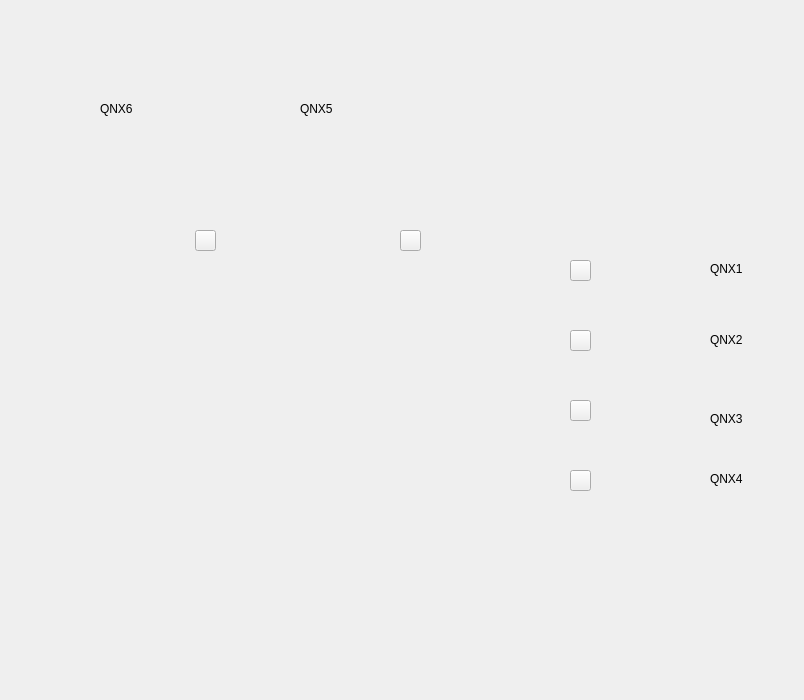
This is gui/sistemadatos.ui in joselp/observe-qt as Qt 5 draws it before an edit. The edited form follows.
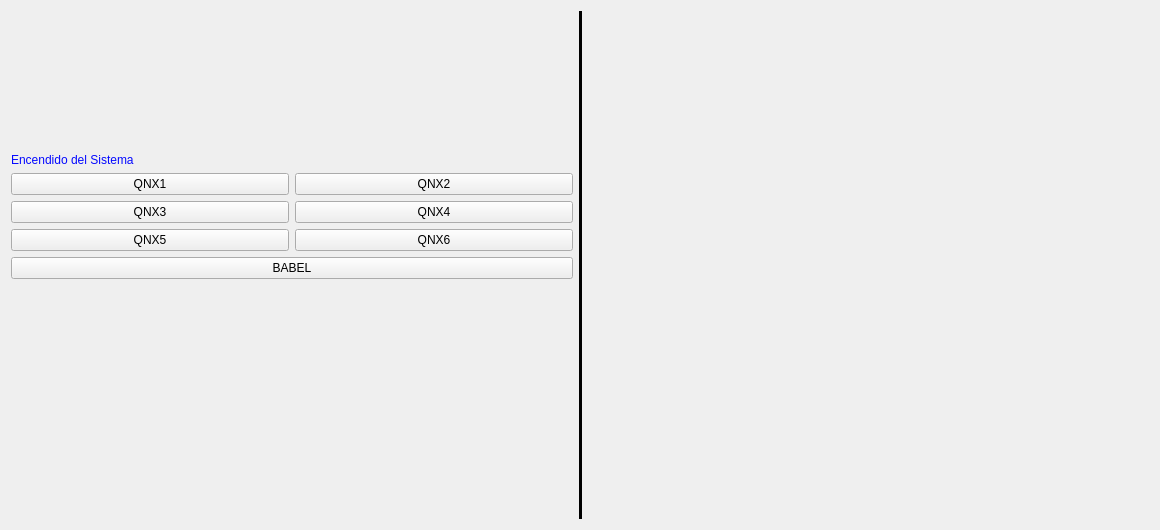
This is the edited form. Icons and pictures are not drawn.

Commit message: -No se abre la consola si no se ha encendido babel -El sistema ya se enciende con babel

Diff of the .ui file:
```diff
--- a/gui/sistemadatos.ui
+++ b/gui/sistemadatos.ui
@@ -6,14 +6,14 @@
    <rect>
     <x>0</x>
     <y>0</y>
-    <width>804</width>
-    <height>700</height>
+    <width>1160</width>
+    <height>530</height>
    </rect>
   </property>
   <property name="minimumSize">
    <size>
     <width>100</width>
-    <height>700</height>
+    <height>530</height>
    </size>
   </property>
   <property name="maximumSize">
@@ -25,225 +25,131 @@
   <property name="windowTitle">
    <string>Form</string>
   </property>
-  <widget class="QLabel" name="label">
-   <property name="geometry">
-    <rect>
-     <x>710</x>
-     <y>260</y>
-     <width>51</width>
-     <height>17</height>
-    </rect>
-   </property>
-   <property name="text">
-    <string>QNX1</string>
-   </property>
-  </widget>
-  <widget class="QLabel" name="label_2">
-   <property name="geometry">
-    <rect>
-     <x>710</x>
-     <y>330</y>
-     <width>51</width>
-     <height>20</height>
-    </rect>
-   </property>
-   <property name="text">
-    <string>QNX2</string>
-   </property>
-  </widget>
-  <widget class="QLabel" name="label_3">
-   <property name="geometry">
-    <rect>
-     <x>710</x>
-     <y>410</y>
-     <width>51</width>
-     <height>17</height>
-    </rect>
-   </property>
-   <property name="text">
-    <string>QNX3</string>
-   </property>
-  </widget>
-  <widget class="QLabel" name="label_4">
-   <property name="geometry">
-    <rect>
-     <x>710</x>
-     <y>470</y>
-     <width>51</width>
-     <height>17</height>
-    </rect>
-   </property>
-   <property name="text">
-    <string>QNX4</string>
-   </property>
-  </widget>
-  <widget class="QLabel" name="label_5">
-   <property name="geometry">
-    <rect>
-     <x>300</x>
-     <y>100</y>
-     <width>51</width>
-     <height>17</height>
-    </rect>
-   </property>
-   <property name="text">
-    <string>QNX5</string>
-   </property>
-  </widget>
-  <widget class="QLabel" name="label_6">
-   <property name="geometry">
-    <rect>
-     <x>100</x>
-     <y>100</y>
-     <width>41</width>
-     <height>17</height>
-    </rect>
-   </property>
-   <property name="text">
-    <string>QNX6</string>
-   </property>
-  </widget>
-  <widget class="QPushButton" name="pushButtonQnx1Encender">
-   <property name="geometry">
-    <rect>
-     <x>570</x>
-     <y>260</y>
-     <width>21</width>
-     <height>21</height>
-    </rect>
-   </property>
-   <property name="text">
-    <string/>
-   </property>
-  </widget>
-  <widget class="QPushButton" name="pushButtonQnx2Encender">
-   <property name="geometry">
-    <rect>
-     <x>570</x>
-     <y>330</y>
-     <width>21</width>
-     <height>21</height>
-    </rect>
-   </property>
-   <property name="text">
-    <string/>
-   </property>
-  </widget>
-  <widget class="QPushButton" name="pushButtonQnx3Encender">
-   <property name="geometry">
-    <rect>
-     <x>570</x>
-     <y>400</y>
-     <width>21</width>
-     <height>21</height>
-    </rect>
-   </property>
-   <property name="text">
-    <string/>
-   </property>
-  </widget>
-  <widget class="QPushButton" name="pushButtonQnx6Encender">
-   <property name="geometry">
-    <rect>
-     <x>195</x>
-     <y>230</y>
-     <width>21</width>
-     <height>21</height>
-    </rect>
-   </property>
-   <property name="text">
-    <string/>
-   </property>
-  </widget>
-  <widget class="QPushButton" name="pushButtonQnx5Encender">
-   <property name="geometry">
-    <rect>
-     <x>400</x>
-     <y>230</y>
-     <width>21</width>
-     <height>21</height>
-    </rect>
-   </property>
-   <property name="text">
-    <string/>
-   </property>
-  </widget>
-  <widget class="QPushButton" name="pushButtonQnx4Encender">
-   <property name="geometry">
-    <rect>
-     <x>570</x>
-     <y>470</y>
-     <width>21</width>
-     <height>21</height>
-    </rect>
-   </property>
-   <property name="text">
-    <string/>
-   </property>
-  </widget>
-  <widget class="QLabel" name="labelQnx">
-   <property name="geometry">
-    <rect>
-     <x>420</x>
-     <y>10</y>
-     <width>291</width>
-     <height>511</height>
-    </rect>
-   </property>
-   <property name="text">
-    <string/>
-   </property>
-   <property name="pixmap">
-    <pixmap resource="../resource.qrc">:/images/adquisicionDatos.jpg</pixmap>
-   </property>
-  </widget>
-  <widget class="QLabel" name="labelQnx5">
-   <property name="geometry">
-    <rect>
-     <x>220</x>
-     <y>120</y>
-     <width>201</width>
-     <height>191</height>
-    </rect>
-   </property>
-   <property name="text">
-    <string/>
-   </property>
-   <property name="pixmap">
-    <pixmap resource="../resource.qrc">:/images/qnx5Apagada.jpg</pixmap>
-   </property>
-  </widget>
-  <widget class="QLabel" name="labelQnx6">
-   <property name="geometry">
-    <rect>
-     <x>10</x>
-     <y>120</y>
-     <width>211</width>
-     <height>191</height>
-    </rect>
-   </property>
-   <property name="text">
-    <string/>
-   </property>
-   <property name="pixmap">
-    <pixmap resource="../resource.qrc">:/images/qnx6Apagada.jpg</pixmap>
-   </property>
-  </widget>
-  <zorder>labelQnx5</zorder>
-  <zorder>labelQnx6</zorder>
-  <zorder>labelQnx</zorder>
-  <zorder>label_2</zorder>
-  <zorder>label_3</zorder>
-  <zorder>label_4</zorder>
-  <zorder>label_5</zorder>
-  <zorder>label_6</zorder>
-  <zorder>pushButtonQnx1Encender</zorder>
-  <zorder>pushButtonQnx2Encender</zorder>
-  <zorder>pushButtonQnx3Encender</zorder>
-  <zorder>pushButtonQnx4Encender</zorder>
-  <zorder>label</zorder>
-  <zorder>pushButtonQnx5Encender</zorder>
-  <zorder>pushButtonQnx6Encender</zorder>
+  <layout class="QGridLayout" name="gridLayout">
+   <item row="1" column="0">
+    <layout class="QVBoxLayout" name="verticalLayout">
+     <item>
+      <layout class="QGridLayout" name="gridLayout_2">
+       <item row="4" column="1">
+        <spacer name="verticalSpacer_2">
+         <property name="orientation">
+          <enum>Qt::Vertical</enum>
+         </property>
+         <property name="sizeHint" stdset="0">
+          <size>
+           <width>20</width>
+           <height>40</height>
+          </size>
+         </property>
+        </spacer>
+       </item>
+       <item row="5" column="0" colspan="2">
+        <widget class="QLabel" name="label_2">
+         <property name="styleSheet">
+          <string notr="true">color: rgb(5, 9, 255);</string>
+         </property>
+         <property name="text">
+          <string>Encendido del Sistema</string>
+         </property>
+        </widget>
+       </item>
+       <item row="6" column="0">
+        <widget class="QPushButton" name="pushButtonQnx1Encender">
+         <property name="text">
+          <string>QNX1</string>
+         </property>
+        </widget>
+       </item>
+       <item row="8" column="0">
+        <widget class="QPushButton" name="pushButtonQnx5Encender">
+         <property name="text">
+          <string>QNX5</string>
+         </property>
+        </widget>
+       </item>
+       <item row="8" column="1">
+        <widget class="QPushButton" name="pushButtonQnx6Encender">
+         <property name="text">
+          <string>QNX6</string>
+         </property>
+        </widget>
+       </item>
+       <item row="7" column="0">
+        <widget class="QPushButton" name="pushButtonQnx3Encender">
+         <property name="text">
+          <string>QNX3</string>
+         </property>
+        </widget>
+       </item>
+       <item row="7" column="1">
+        <widget class="QPushButton" name="pushButtonQnx4Encender">
+         <property name="text">
+          <string>QNX4</string>
+         </property>
+        </widget>
+       </item>
+       <item row="6" column="1">
+        <widget class="QPushButton" name="pushButtonQnx2Encender">
+         <property name="text">
+          <string>QNX2</string>
+         </property>
+        </widget>
+       </item>
+      </layout>
+     </item>
+     <item>
+      <widget class="QPushButton" name="pushButtonBabel">
+       <property name="text">
+        <string>BABEL</string>
+       </property>
+      </widget>
+     </item>
+     <item>
+      <spacer name="verticalSpacer">
+       <property name="orientation">
+        <enum>Qt::Vertical</enum>
+       </property>
+       <property name="sizeHint" stdset="0">
+        <size>
+         <width>20</width>
+         <height>40</height>
+        </size>
+       </property>
+      </spacer>
+     </item>
+    </layout>
+   </item>
+   <item row="1" column="1">
+    <widget class="Line" name="line">
+     <property name="frameShadow">
+      <enum>QFrame::Plain</enum>
+     </property>
+     <property name="lineWidth">
+      <number>4</number>
+     </property>
+     <property name="midLineWidth">
+      <number>4</number>
+     </property>
+     <property name="orientation">
+      <enum>Qt::Vertical</enum>
+     </property>
+    </widget>
+   </item>
+   <item row="1" column="2">
+    <layout class="QVBoxLayout" name="verticalLayout_3">
+     <item>
+      <widget class="QLabel" name="labelQnx">
+       <property name="text">
+        <string/>
+       </property>
+       <property name="pixmap">
+        <pixmap resource="../resource.qrc">:/images/adquisicionDatos/sistemaDatos.png</pixmap>
+       </property>
+      </widget>
+     </item>
+    </layout>
+   </item>
+  </layout>
  </widget>
  <resources>
   <include location="../resource.qrc"/>
```
Left out of the diff: 2 changed lines with no effect on the pictures. The commit also changes 18 other files.
